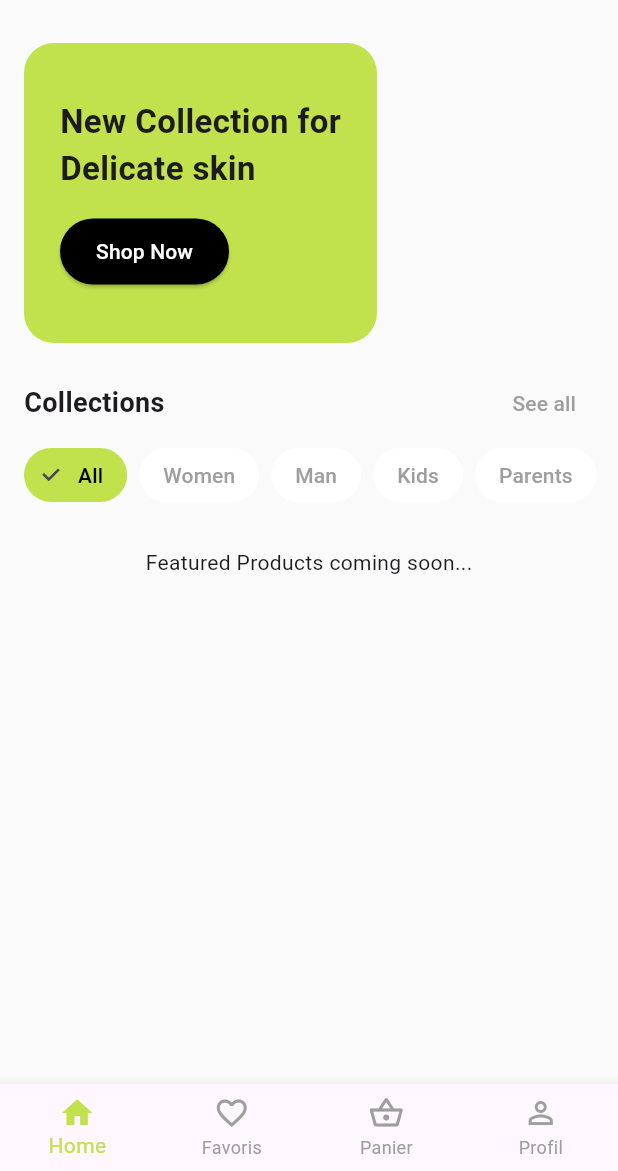
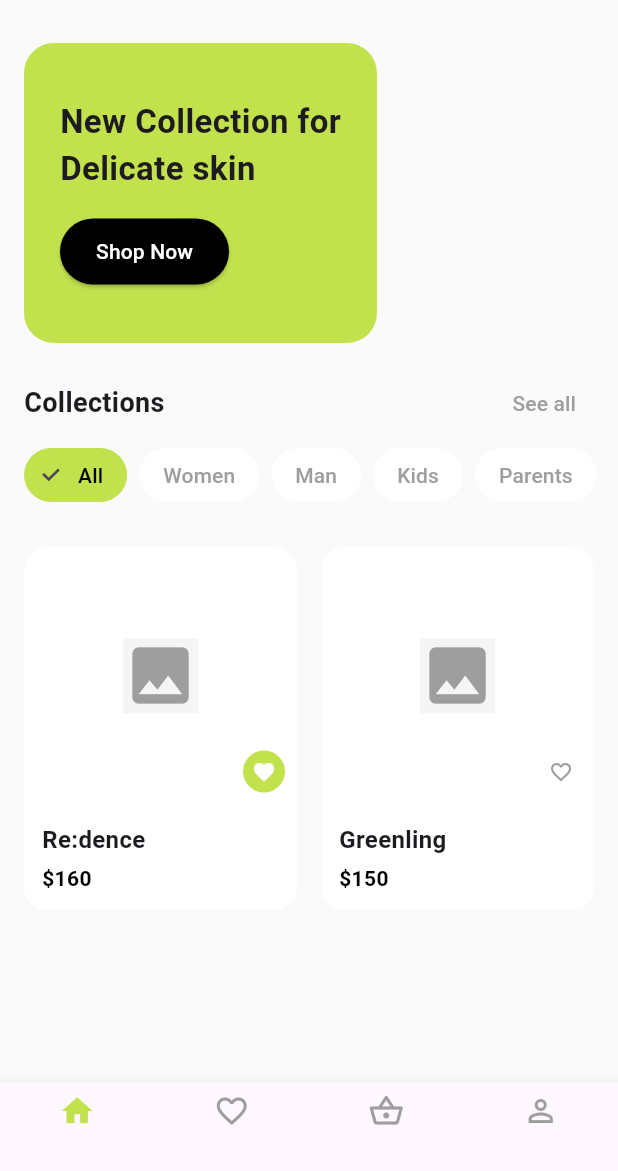
Before and after one commit to desse20/skincare_app, a Flutter app: the screen it shows after launch, on a phone screen of 412 x 824 dp, the part 65-1236 px from its top. Run offline on Flutter 3.47's test engine with Material 3 defaults, Android fonts, the phone set to English and light mode, and no system bars.

Commit message:
feat: Add Featured Products grid

```diff
--- a/lib/screens/home_screen.dart
+++ b/lib/screens/home_screen.dart
@@ -112,8 +112,37 @@ class HomeScreen extends StatelessWidget {
             ),
 
             const SizedBox(height: 24),
-            // Placeholder for next steps
-            const Center(child: Text("Featured Products coming soon...")),
+
+            // STEP 4: Featured Products
+            Padding(
+              padding: const EdgeInsets.symmetric(horizontal: 16.0),
+              child: GridView.count(
+                shrinkWrap: true,
+                physics: const NeverScrollableScrollPhysics(),
+                crossAxisCount: 2,
+                childAspectRatio: 0.75,
+                crossAxisSpacing: 16,
+                mainAxisSpacing: 16,
+                children: [
+                  _buildProductCard(
+                    context,
+                    name: 'Re:dence',
+                    price: '\$160',
+                    imagePath: 'assets/images/product1.png',
+                    routeArgs: 'redence-123',
+                  ),
+                  _buildProductCard(
+                    context,
+                    name: 'Greenling',
+                    price: '\$150',
+                    imagePath: 'assets/images/product2.png',
+                    routeArgs: 'greenling-456',
+                    isFavorite: false,
+                  ),
+                ],
+              ),
+            ),
+             const SizedBox(height: 24),
           ],
         ),
       ),
@@ -122,24 +151,74 @@ class HomeScreen extends StatelessWidget {
         selectedItemColor: const Color(0xFFC1E14D),
         unselectedItemColor: Colors.grey,
         items: const [
-          BottomNavigationBarItem(
-            icon: Icon(Icons.home),
-            label: 'Home',
-          ),
-          BottomNavigationBarItem(
-            icon: Icon(Icons.favorite_border),
-            label: 'Favoris',
-          ),
-           BottomNavigationBarItem(
-            icon: Icon(Icons.shopping_basket_outlined),
-            label: 'Panier',
-          ),
-          BottomNavigationBarItem(
-            icon: Icon(Icons.person_outline),
-            label: 'Profil',
-          ),
+          BottomNavigationBarItem(icon: Icon(Icons.home), label: ''),
+          BottomNavigationBarItem(icon: Icon(Icons.favorite_border), label: ''),
+          BottomNavigationBarItem(icon: Icon(Icons.shopping_basket_outlined), label: ''),
+          BottomNavigationBarItem(icon: Icon(Icons.person_outline), label: ''),
         ],
       ),
     );
   }
+
+  Widget _buildProductCard(BuildContext context, {
+    required String name,
+    required String price,
+    required String imagePath,
+    required String routeArgs,
+    bool isFavorite = true,
+  }) {
+    return GestureDetector(
+      onTap: () {
+        Navigator.pushNamed(context, AppRoutes.productDetail, arguments: routeArgs);
+      },
+      child: Container(
+        decoration: BoxDecoration(
+          color: Colors.white,
+          borderRadius: BorderRadius.circular(16),
+        ),
+        child: Column(
+          crossAxisAlignment: CrossAxisAlignment.start,
+          children: [
+            Expanded(
+              child: Stack(
+                children: [
+                  Center(
+                    // Placeholder for image
+                    child: Container(
+                      color: Colors.grey[100],
+                      child: const Icon(Icons.image, size: 50, color: Colors.grey),
+                    ),
+                  ),
+                  Positioned(
+                     right: 8,
+                     bottom: 8,
+                     child: CircleAvatar(
+                       radius: 14,
+                        backgroundColor: isFavorite ? const Color(0xFFC1E14D) : Colors.white,
+                        child: Icon(
+                          isFavorite ? Icons.favorite : Icons.favorite_border,
+                          size: 16,
+                          color: isFavorite ? Colors.white : Colors.grey,
+                        ),
+                     ),
+                  )
+                ],
+              ),
+            ),
+            Padding(
+              padding: const EdgeInsets.all(12.0),
+              child: Column(
+                crossAxisAlignment: CrossAxisAlignment.start,
+                children: [
+                  Text(name, style: const TextStyle(fontWeight: FontWeight.bold, fontSize: 16)),
+                  const SizedBox(height: 4),
+                  Text(price, style: const TextStyle(fontWeight: FontWeight.bold, fontSize: 14, color: Colors.black)),
+                ],
+              ),
+            ),
+          ],
+        ),
+      ),
+    );
+  }
 }
```
